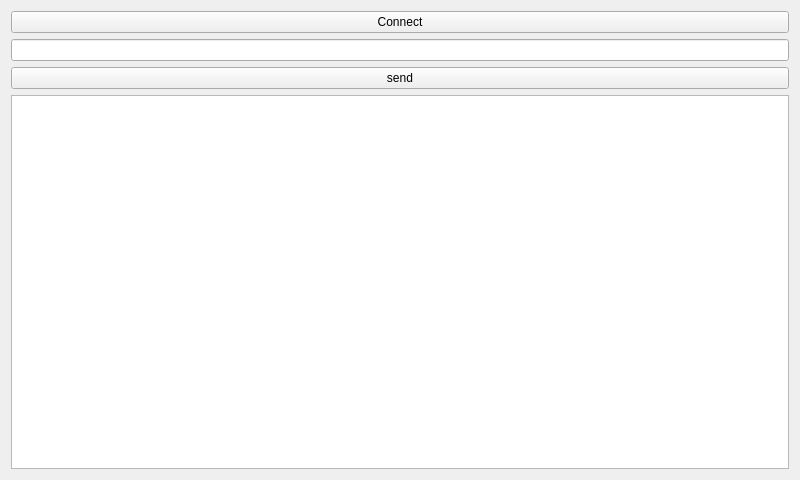
BIL496-PROJE/NavigationGlass, file deneme/mainwindow.ui: the form before one commit.
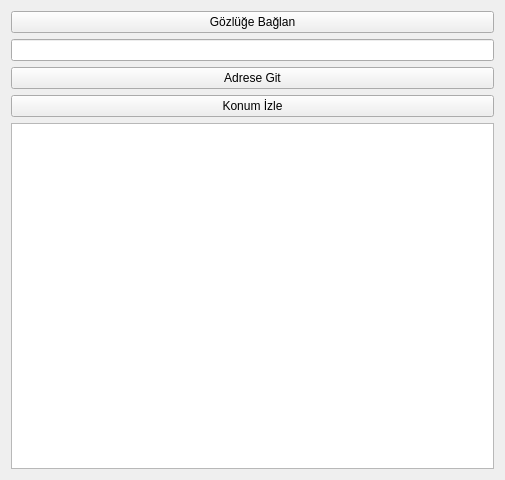
The form after the commit.

```diff
--- a/deneme/mainwindow.ui
+++ b/deneme/mainwindow.ui
@@ -6,7 +6,7 @@
    <rect>
     <x>0</x>
     <y>0</y>
-    <width>800</width>
+    <width>505</width>
     <height>480</height>
    </rect>
   </property>
@@ -14,25 +14,32 @@
    <string>MainWindow</string>
   </property>
   <widget class="QWidget" name="centralWidget">
-   <layout class="QVBoxLayout" name="verticalLayout">
-    <item>
-     <widget class="QPushButton" name="pushButton">
+   <layout class="QGridLayout" name="gridLayout">
+    <item row="3" column="0">
+     <widget class="QPushButton" name="konum_izle_butonu">
       <property name="text">
-       <string>Connect</string>
+       <string>Konum İzle</string>
       </property>
      </widget>
     </item>
-    <item>
+    <item row="0" column="0">
+     <widget class="QPushButton" name="bluetooth_connection_button">
+      <property name="text">
+       <string>Gözlüğe Bağlan</string>
+      </property>
+     </widget>
+    </item>
+    <item row="1" column="0">
      <widget class="QLineEdit" name="lineEdit"/>
     </item>
-    <item>
-     <widget class="QPushButton" name="on">
+    <item row="2" column="0">
+     <widget class="QPushButton" name="adrese_git_butonu">
       <property name="text">
-       <string>send</string>
+       <string>Adrese Git</string>
       </property>
      </widget>
     </item>
-    <item>
+    <item row="4" column="0">
      <widget class="QListWidget" name="listWidget"/>
     </item>
    </layout>
```
